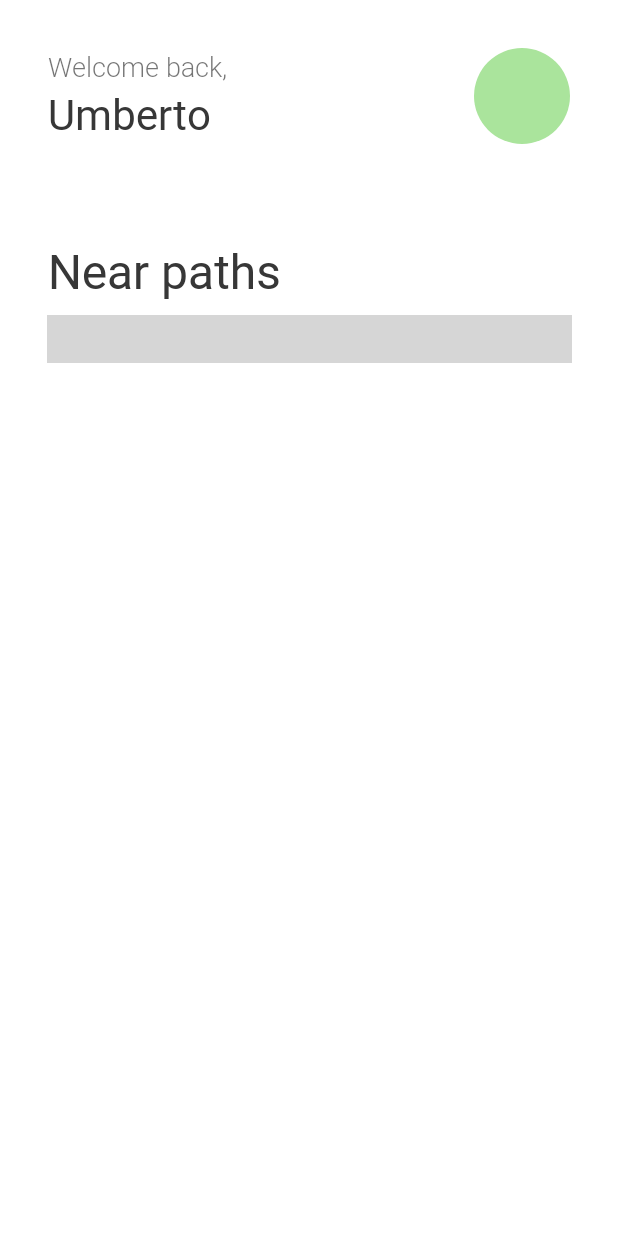
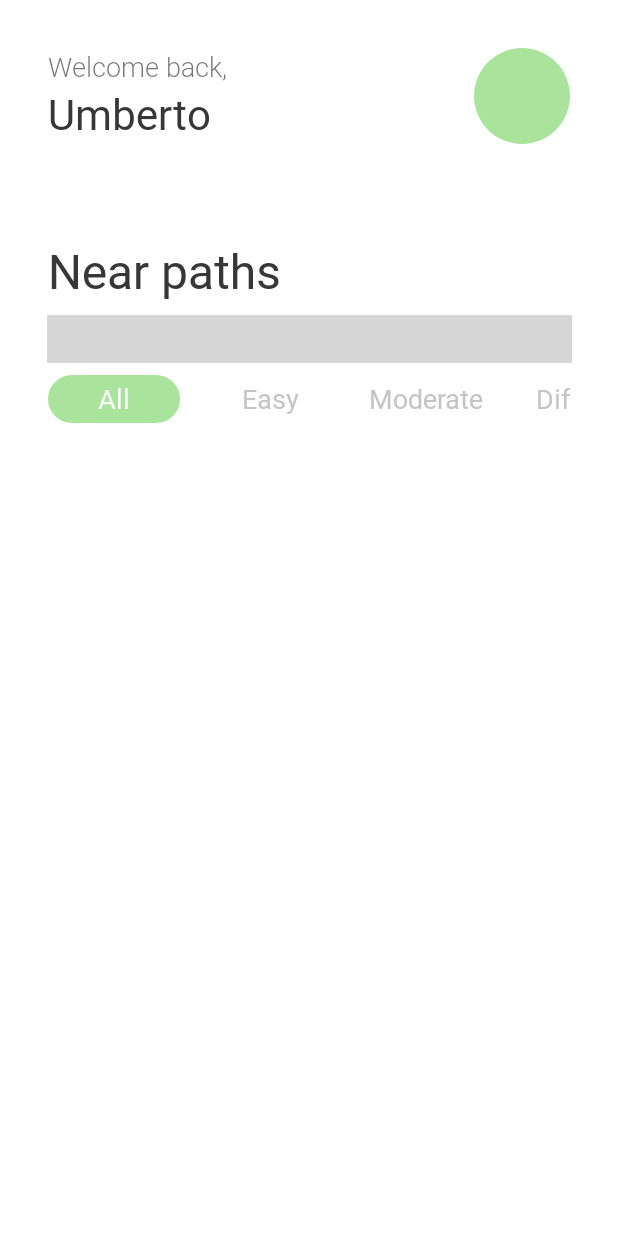
Before and after one commit to cxnturi0n/NaTour-Project-2122-N18, an Android app: the HomeActivity screen opened directly, with no data from a screen before it, on a phone screen of 412 x 824 dp. Run offline under Robolectric (Android 15) with nearby library versions, the phone set to English and light mode, and no system bars; our stand-ins replace CircleImageView; libraries missing offline, so code that uses them is left out: com.eldersoss.elderssearchview; plain views replace EldersSearchView; grey boxes are pictures that could not be loaded.

Commit message:
Added static filters to Home Activity

```diff
--- /dev/null
+++ b/Natour2022/app/src/main/res/drawable/button_filter_home.xml
@@ -0,0 +1,7 @@
+<?xml version="1.0" encoding="utf-8"?>
+<shape xmlns:android="http://schemas.android.com/apk/res/android" android:shape="rectangle">
+
+    <solid android:color="#AAE49C"/>
+    <corners android:radius="20dp"/>
+
+</shape>
--- a/Natour2022/app/src/main/res/layout/activity_home.xml
+++ b/Natour2022/app/src/main/res/layout/activity_home.xml
@@ -61,14 +61,92 @@
     <com.eldersoss.elderssearchview.EldersSearchView
         android:id="@+id/activityHome_searchbar"
         android:layout_width="350dp"
+        android:layout_height="wrap_content"
         android:layout_marginTop="8dp"
-        android:layout_height="wrap_content"
         app:esvBackground="@drawable/searchbar_custom"
+        app:esvElevation="0dp"
         app:esvHintText="Search your path"
         app:esvSearchViewHeight="48dp"
-        app:esvElevation="0dp"
         app:layout_constraintEnd_toEndOf="parent"
         app:layout_constraintHorizontal_bias="0.5"
         app:layout_constraintStart_toStartOf="parent"
-        app:layout_constraintTop_toBottomOf="@+id/activityHome_titleText" />
+        app:layout_constraintTop_toBottomOf="@+id/activityHome_titleText"
+        app:esvSuggestionsEnabled="false" />
+
+    <HorizontalScrollView
+        android:layout_width="match_parent"
+        android:layout_height="wrap_content"
+        android:layout_marginTop="8dp"
+        android:layout_marginHorizontal="32dp"
+        app:layout_constraintTop_toBottomOf="@+id/activityHome_searchbar"
+        android:scrollbarThumbHorizontal="@null"
+        android:overScrollMode="never">
+
+        <LinearLayout
+            android:layout_width="match_parent"
+            android:layout_height="match_parent">
+
+            <android.widget.Button
+                android:layout_width="wrap_content"
+                android:layout_height="32dp"
+                android:background="@drawable/button_filter_home"
+                android:fontFamily="@font/roboto_regular"
+                android:text="All"
+                android:stateListAnimator="@null"
+                android:textAllCaps="false"
+                android:textColor="@color/white"
+                android:textSize="18sp" />
+
+            <android.widget.Button
+                android:layout_width="wrap_content"
+                android:layout_height="32dp"
+                android:layout_marginStart="16dp"
+                android:background="@null"
+                android:fontFamily="@font/roboto_regular"
+                android:text="Easy"
+                android:stateListAnimator="@null"
+                android:textAllCaps="false"
+                android:textColor="#C4C4C4"
+                android:textSize="18sp" />
+
+            <android.widget.Button
+                android:layout_width="wrap_content"
+                android:layout_height="32dp"
+                android:layout_marginStart="16dp"
+                android:background="@null"
+                android:fontFamily="@font/roboto_regular"
+                android:text="Moderate"
+                android:stateListAnimator="@null"
+                android:textAllCaps="false"
+                android:textColor="#C4C4C4"
+                android:textSize="18sp" />
+
+            <android.widget.Button
+                android:layout_width="wrap_content"
+                android:layout_height="32dp"
+                android:layout_marginStart="16dp"
+                android:background="@null"
+                android:fontFamily="@font/roboto_regular"
+                android:text="Difficult"
+                android:textAllCaps="false"
+                android:stateListAnimator="@null"
+                android:textColor="#C4C4C4"
+                android:textSize="18sp" />
+
+            <android.widget.Button
+                android:layout_width="wrap_content"
+                android:layout_height="32dp"
+                android:layout_marginStart="16dp"
+                android:background="@null"
+                android:fontFamily="@font/roboto_regular"
+                android:text="Extreme"
+                android:stateListAnimator="@null"
+                android:textAllCaps="false"
+                android:textColor="#C4C4C4"
+                android:textSize="18sp" />
+
+        </LinearLayout>
+
+    </HorizontalScrollView>
+
 </androidx.constraintlayout.widget.ConstraintLayout>
```
